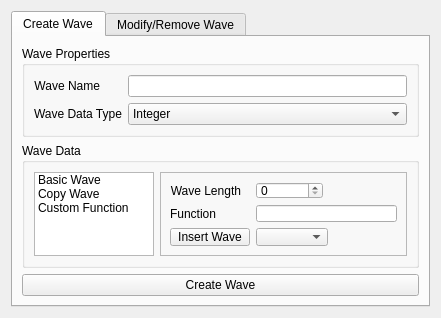
Qt form src/ui/Ui_ManageWavesWidget.ui (bbreslauer/PySciPlot) before a commit.
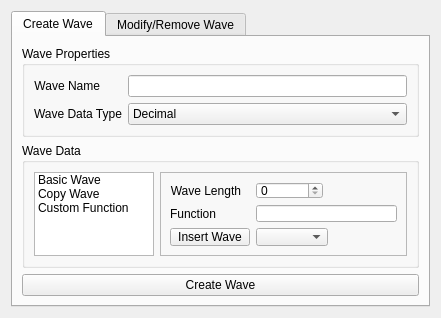
The same form after that commit.

The edit to the form file:
```diff
--- a/src/ui/Ui_ManageWavesWidget.ui
+++ b/src/ui/Ui_ManageWavesWidget.ui
@@ -68,6 +68,9 @@
               <verstretch>0</verstretch>
              </sizepolicy>
             </property>
+            <property name="currentIndex">
+             <number>1</number>
+            </property>
             <item>
              <property name="text">
               <string>Integer</string>
```
